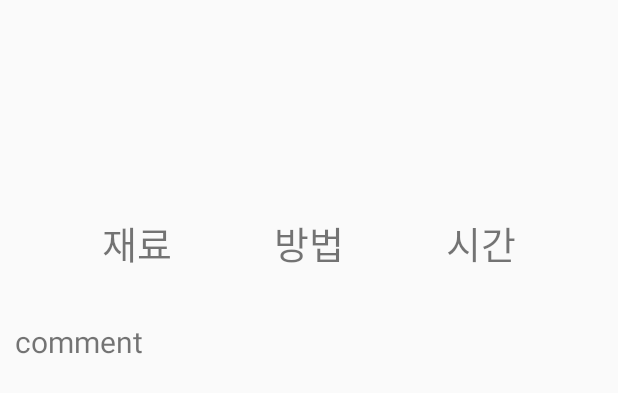
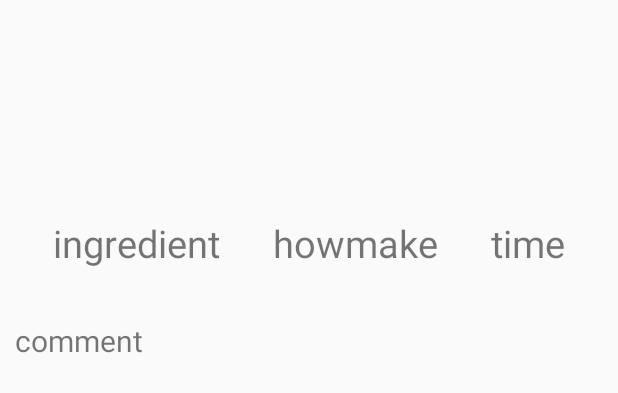
Before and after one commit to Shinsungjun/CookingMemo, an Android app: the layout recycler_item.xml on its own in the app's theme, with its tools: preview values and no code run, on a phone screen of 412 x 824 dp. Shown: the top 393 px of the screen. Run offline under Robolectric (Android 15) with nearby library versions, the phone set to English and light mode, and no system bars.

```diff
--- a/app/src/main/java/kau/holyjoon/cookingmemo/Recipe_item.kt
+++ b/app/src/main/java/kau/holyjoon/cookingmemo/Recipe_item.kt
@@ -1,4 +1,6 @@
 package kau.holyjoon.cookingmemo
 
-class Recipe_item(val ingredient:String, val howmake:String, val cooktime:String,val comment:String)
-{}
+class Recipe_item(var ingredient:String, var howmake:String, var cooktime:String, var comment:String)
+{
+
+}
--- a/app/src/main/res/layout/recycler_item.xml
+++ b/app/src/main/res/layout/recycler_item.xml
@@ -1,5 +1,4 @@
 <?xml version="1.0" encoding="utf-8"?>
-
 <androidx.constraintlayout.widget.ConstraintLayout xmlns:android="http://schemas.android.com/apk/res/android"
 
     xmlns:app="http://schemas.android.com/apk/res-auto"
@@ -13,7 +12,7 @@
         android:layout_width="wrap_content"
         android:layout_height="wrap_content"
         android:layout_marginBottom="500dp"
-        android:text="재료"
+        android:text="ingredient"
         android:textSize="25dp"
         app:layout_constraintBottom_toBottomOf="parent"
         app:layout_constraintEnd_toStartOf="@+id/howmake_text"
@@ -26,7 +25,7 @@
         android:layout_height="wrap_content"
         android:layout_marginBottom="500dp"
         android:textSize="25dp"
-        android:text="방법"
+        android:text="howmake"
         app:layout_constraintBottom_toBottomOf="parent"
         app:layout_constraintEnd_toStartOf="@+id/cooktime_text"
         app:layout_constraintStart_toEndOf="@+id/ingredient_text"
@@ -38,7 +37,7 @@
         android:layout_height="wrap_content"
         android:layout_marginBottom="500dp"
         android:textSize="25dp"
-        android:text="시간"
+        android:text="time"
         app:layout_constraintStart_toEndOf="@+id/howmake_text"
         app:layout_constraintBottom_toBottomOf="parent"
         app:layout_constraintEnd_toEndOf="parent"
--- a/app/src/main/res/layout/recyclerview.xml
+++ b/app/src/main/res/layout/recyclerview.xml
@@ -10,9 +10,9 @@
         android:layout_width="0dp"
         android:layout_height="0dp"
         android:layout_marginStart="8dp"
-        android:layout_marginTop="100dp"
+        android:layout_marginTop="8dp"
         android:layout_marginEnd="8dp"
-        android:layout_marginBottom="100dp"
+        android:layout_marginBottom="8dp"
         app:layout_constraintBottom_toBottomOf="parent"
         app:layout_constraintEnd_toEndOf="parent"
         app:layout_constraintStart_toStartOf="parent"
--- a/build.gradle
+++ b/build.gradle
@@ -9,7 +9,7 @@ buildscript {
     }
 
     dependencies {
-        classpath 'com.android.tools.build:gradle:3.5.0'
+        classpath 'com.android.tools.build:gradle:3.5.1'
         classpath 'com.google.gms:google-services:4.3.2'
         classpath "org.jetbrains.kotlin:kotlin-gradle-plugin:$kotlin_version"
         classpath "org.jetbrains.kotlin:kotlin-android-extensions:$kotlin_version"
```
Also changed, not shown: app/src/main/java/kau/holyjoon/cookingmemo/EditActivity.kt (+6 -25 lines), app/src/main/java/kau/holyjoon/cookingmemo/PlusActivity.kt (+25 -1 lines).
